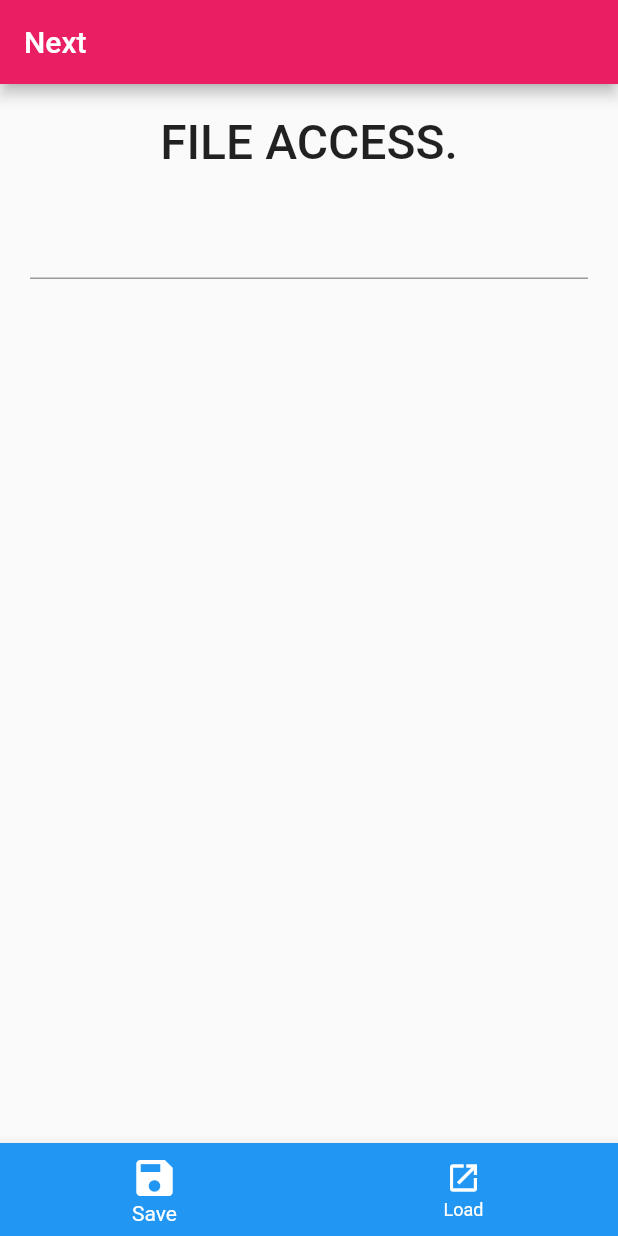
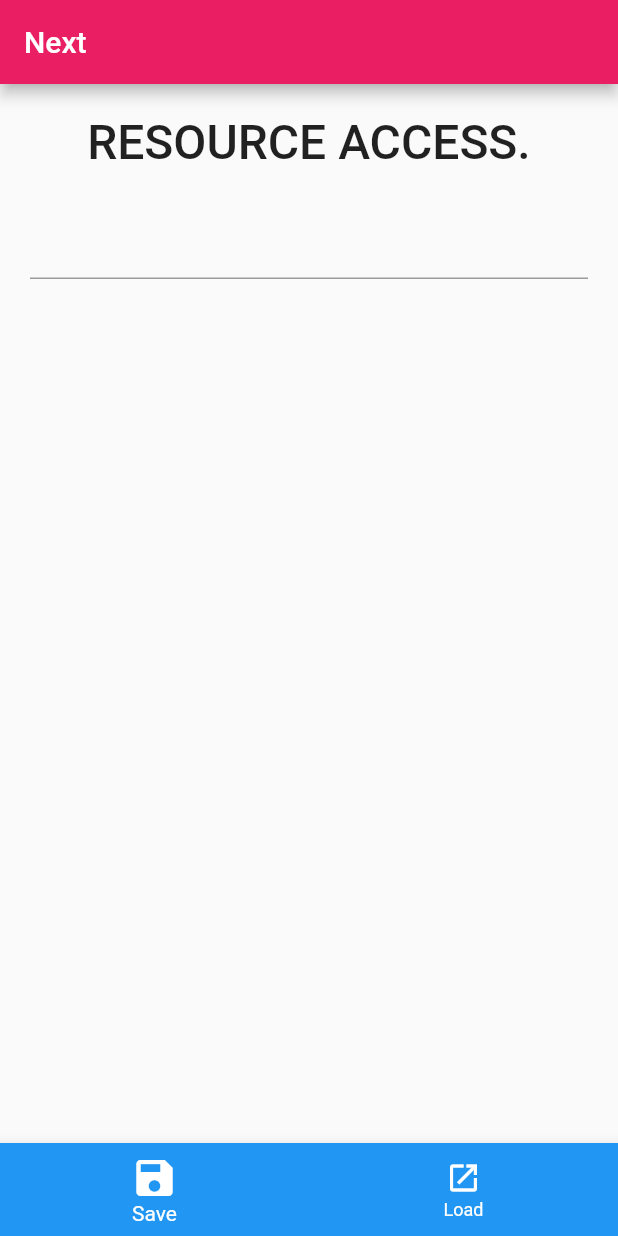
Before and after one commit to sin0713/FlutterSample, a Flutter app: the screen it shows after launch, on a phone screen of 412 x 824 dp. Run offline on Flutter 3.47's test engine with Material 2 defaults, Android fonts, the phone set to English and light mode, and no system bars.

Commit message:
[Add]Resouces Access

```diff
--- /dev/null
+++ b/flutter_app/assets/documents/data.txt
@@ -0,0 +1 @@
+Hello World!!
--- a/flutter_app/lib/main.dart
+++ b/flutter_app/lib/main.dart
@@ -36,12 +36,11 @@ class FirstScreen extends StatefulWidget {
 
 class _FirstScreenState extends State<FirstScreen> with SingleTickerProviderStateMixin{
   final _controller = TextEditingController();
-  final _fName = 'flutter_sampleData.txt';
+  final _fName = 'assets/documents/data.txt';
 
   @override
   void initState() {
     super.initState();
-
   }
 
   @override
@@ -54,14 +53,14 @@ class _FirstScreenState extends State<FirstScreen> with SingleTickerProviderStat
           padding: EdgeInsets.all(20.0),
           child: Column(
           children:  [
-            const Text('FILE ACCESS.',
+            const Text('RESOURCE ACCESS.',
               style: TextStyle(
                 fontSize: 32,
                 fontWeight: ui.FontWeight.w500),),
             const Padding(padding: EdgeInsets.all(10.0)),
             TextField(
               controller: _controller,
-              style: TextStyle(fontSize: 24),
+              style: const TextStyle(fontSize: 24),
               minLines: 1,
               maxLines: 5,
             )
@@ -80,28 +79,19 @@ class _FirstScreenState extends State<FirstScreen> with SingleTickerProviderStat
         onTap: (int value) async {
           switch(value) {
             case 0:
-              saveIt(_controller.text);
-              setState(() {
-                _controller.text = '';
-              });
-              showDialog(
-                  context: context,
-                  builder: (BuildContext context) => const AlertDialog(
-                    title: Text("Saved!"),
-                    content: Text("save message to file.")
-                  ));
-              break;
-            case 1:
-              String value = await loadIt();
+              final value = await loadIt();
               setState(() {
                 _controller.text = value;
               });
               showDialog(
                   context: context,
                   builder: (BuildContext context) => const AlertDialog(
-                    title: Text("Loaded!"),
-                    content: Text("load message from file."),
+                    title: Text('loaded!'),
+                    content: Text('load message from Asset.'),
                   ));
+              break;
+            case 1:
+
               break;
             default:
               print('no data');
@@ -111,21 +101,16 @@ class _FirstScreenState extends State<FirstScreen> with SingleTickerProviderStat
     );
   }
 
-  Future<File> getDataFile(String filename) async {
-    final directory = await getApplicationDocumentsDirectory();
-    return File(directory.path + '/' + filename);
-  }
 
-  void saveIt(String value) async {
-    final file = await getDataFile(_fName);
-    file.writeAsString(value);
+  Future<String> getDataAsset(String path) async {
+    return await rootBundle.loadString(path);
   }
 
   Future<String> loadIt() async {
     try {
-      final file = await getDataFile(_fName);
-      return file.readAsString();
-    } catch (e) {
+      final res = await getDataAsset(_fName);
+      return res;
+    } catch(e) {
       return '*** no data ***';
     }
   }
--- a/flutter_app/pubspec.yaml
+++ b/flutter_app/pubspec.yaml
@@ -56,6 +56,7 @@ dev_dependencies:
 flutter:
   assets:
     - assets/images/android.png
+    - assets/documents/data.txt
 
   # The following line ensures that the Material Icons font is
   # included with your application, so that you can use the icons in
```
